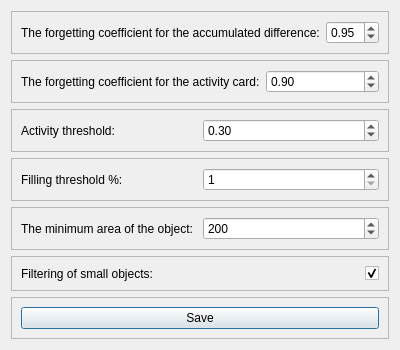
This is views/ui/settings.ui in Vityshha/motion-control as Qt 5 draws it before an edit. The edited form follows.
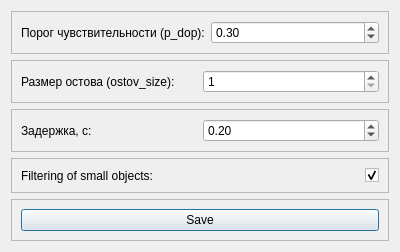
This is the edited form.

```diff
--- a/views/ui/settings.ui
+++ b/views/ui/settings.ui
@@ -7,83 +7,13 @@
     <x>0</x>
     <y>0</y>
     <width>400</width>
-    <height>326</height>
+    <height>236</height>
    </rect>
   </property>
   <property name="windowTitle">
    <string>Dialog</string>
   </property>
   <layout class="QVBoxLayout" name="verticalLayout">
-   <item>
-    <widget class="QFrame" name="frame">
-     <property name="frameShape">
-      <enum>QFrame::StyledPanel</enum>
-     </property>
-     <property name="frameShadow">
-      <enum>QFrame::Raised</enum>
-     </property>
-     <layout class="QHBoxLayout" name="horizontalLayout">
-      <item>
-       <widget class="QLabel" name="label_6">
-        <property name="text">
-         <string>The forgetting coefficient for the accumulated difference:</string>
-        </property>
-       </widget>
-      </item>
-      <item>
-       <widget class="QDoubleSpinBox" name="alpha">
-        <property name="minimum">
-         <double>0.100000000000000</double>
-        </property>
-        <property name="maximum">
-         <double>1.000000000000000</double>
-        </property>
-        <property name="singleStep">
-         <double>0.100000000000000</double>
-        </property>
-        <property name="value">
-         <double>0.950000000000000</double>
-        </property>
-       </widget>
-      </item>
-     </layout>
-    </widget>
-   </item>
-   <item>
-    <widget class="QFrame" name="frame_2">
-     <property name="frameShape">
-      <enum>QFrame::StyledPanel</enum>
-     </property>
-     <property name="frameShadow">
-      <enum>QFrame::Raised</enum>
-     </property>
-     <layout class="QHBoxLayout" name="horizontalLayout_2">
-      <item>
-       <widget class="QLabel" name="label_5">
-        <property name="text">
-         <string>The forgetting coefficient for the activity card:</string>
-        </property>
-       </widget>
-      </item>
-      <item>
-       <widget class="QDoubleSpinBox" name="activity_alpha">
-        <property name="minimum">
-         <double>0.100000000000000</double>
-        </property>
-        <property name="maximum">
-         <double>1.000000000000000</double>
-        </property>
-        <property name="singleStep">
-         <double>0.100000000000000</double>
-        </property>
-        <property name="value">
-         <double>0.900000000000000</double>
-        </property>
-       </widget>
-      </item>
-     </layout>
-    </widget>
-   </item>
    <item>
     <widget class="QFrame" name="frame_4">
      <property name="frameShape">
@@ -96,7 +26,7 @@
       <item>
        <widget class="QLabel" name="label_4">
         <property name="text">
-         <string>Activity threshold:</string>
+         <string>Порог чувствительности (p_dop):</string>
         </property>
        </widget>
       </item>
@@ -131,7 +61,7 @@
       <item>
        <widget class="QLabel" name="label_7">
         <property name="text">
-         <string>Filling threshold %:</string>
+         <string>Размер остова (ostov_size):</string>
         </property>
        </widget>
       </item>
@@ -160,17 +90,23 @@
       <item>
        <widget class="QLabel" name="label_3">
         <property name="text">
-         <string>The minimum area of the object:</string>
+         <string>Задержка, с:</string>
         </property>
        </widget>
       </item>
       <item>
-       <widget class="QSpinBox" name="min_object_area">
+       <widget class="QDoubleSpinBox" name="time_sleep">
+        <property name="minimum">
+         <double>0.000000000000000</double>
+        </property>
         <property name="maximum">
-         <number>5000</number>
+         <double>10.000000000000000</double>
+        </property>
+        <property name="singleStep">
+         <double>0.100000000000000</double>
         </property>
         <property name="value">
-         <number>200</number>
+         <double>0.200000000000000</double>
         </property>
        </widget>
       </item>
```
Left out of the diff: 10 changed lines with no effect on the pictures.
